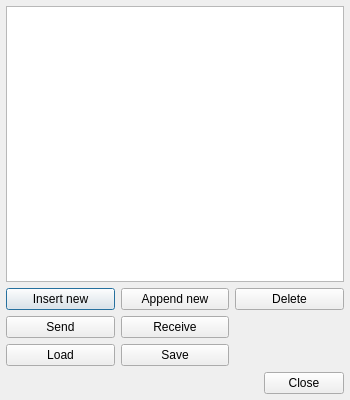
First picture: the form in src/messagelistdialog.ui, repository gitGNU/gnu_tutka, before the edit.
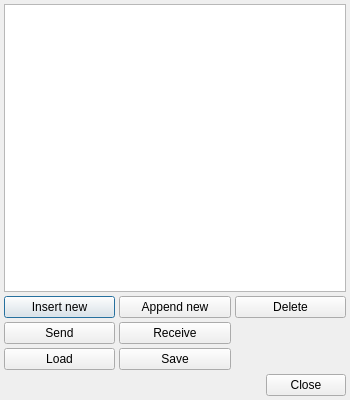
Second picture: the form after the edit.

```diff
--- a/src/messagelistdialog.ui
+++ b/src/messagelistdialog.ui
@@ -15,10 +15,10 @@
   </property>
   <layout class="QVBoxLayout" name="verticalLayout">
    <property name="spacing">
-    <number>6</number>
+    <number>4</number>
    </property>
    <property name="margin">
-    <number>6</number>
+    <number>4</number>
    </property>
    <item>
     <widget class="QTableView" name="tableView">
@@ -51,7 +51,7 @@
    <item>
     <layout class="QGridLayout" name="gridLayout">
      <property name="spacing">
-      <number>6</number>
+      <number>4</number>
      </property>
      <item row="0" column="0">
       <widget class="QPushButton" name="pushButtonInsertNew">
```
